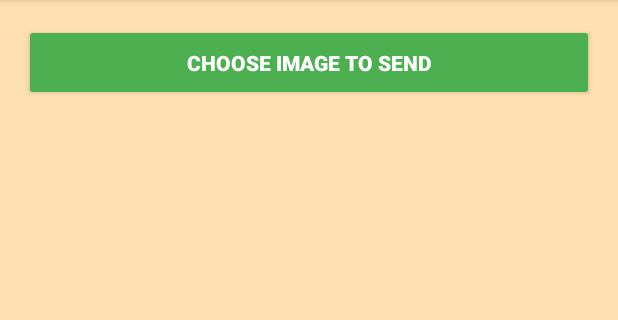
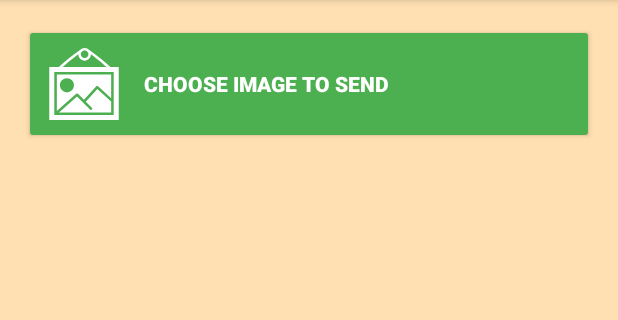
Before and after one commit to nani92/android-for-dummies, an Android app: the HelpSendImageActivity screen opened directly, with no data from a screen before it, on a phone screen of 412 x 824 dp, the part 84-404 px from its top. Run offline under Robolectric (Android 15) with nearby library versions, the phone set to English and light mode, and no system bars; libraries missing offline, so code that uses them is left out: pl.aprilapps.easyphotopicker.

Commit message:
added icons fot buttons

```diff
--- /dev/null
+++ b/app/src/main/res/drawable/ic_choose_app_to_send.xml
@@ -0,0 +1,4 @@
+<vector android:height="48dp" android:viewportHeight="334.5"
+    android:viewportWidth="334.5" android:width="48dp" xmlns:android="http://schemas.android.com/apk/res/android">
+    <path android:fillColor="#FFF" android:pathData="M332.8,13.7a5,5 0,0 0,-5.4 -0.8L2.9,163.7a5,5 0,0 0,-0.1 9l91.8,45.1a5,5 0,0 0,5.2 -0.5l89.3,-66.7 -70.1,72.1a5,5 0,0 0,-1.4 3.9l7,90.9a5,5 0,0 0,8.8 2.9l48.7,-56.5 60.3,28.8a5,5 0,0 0,6.9 -3L334.3,19a5,5 0,0 0,-1.5 -5.3z"/>
+</vector>
--- /dev/null
+++ b/app/src/main/res/drawable/ic_choose_image_to_send.xml
@@ -0,0 +1,6 @@
+<vector android:height="48dp" android:viewportHeight="57.0"
+    android:viewportWidth="57.0" android:width="48dp" xmlns:android="http://schemas.android.com/apk/res/android">
+    <path android:fillColor="#FFF" android:pathData="M49.38,15c-1.79,-1.59 -11.31,-9.96 -16.75,-13.41C31.72,0.62 30.43,0 29,0s-2.72,0.62 -3.63,1.59C19.93,5.04 10.41,13.41 8.62,15H1v42h55V15h-6.62zM31.22,3c0,0 0.01,0.01 0.01,0.02 0.25,0.28 0.51,0.69 0.66,1.23 0.01,0.04 0.03,0.08 0.04,0.13 0.04,0.19 0.07,0.4 0.07,0.63 0,1.65 -1.35,3 -3,3s-3,-1.35 -3,-3c0,-0.23 0.03,-0.44 0.07,-0.63 0.01,-0.04 0.03,-0.08 0.04,-0.13a3.06,3.06 0,0 1,0.66 -1.22c0,-0 0.01,-0.01 0.01,-0.02C27.33,2.39 28.12,2 29,2s1.67,0.39 2.22,1zM24,4.95V5c0,2.76 2.24,5 5,5s5,-2.24 5,-5v-0.05c4.17,3.03 9.5,7.58 12.35,10.05h-34.69C14.5,12.53 19.83,7.98 24,4.95zM52,53H5V19h47v34z"/>
+    <path android:fillColor="#FFF" android:pathData="M29.88,42.47l4.81,4.81a1,1 0,1 1,-1.41 1.41l-10.3,-10.3L8.65,51H50v-8.56L39.06,32.41l-9.18,10.05z"/>
+    <path android:fillColor="#FFF" android:pathData="M23.72,36.31l4.74,4.74 9.79,-10.73c0.18,-0.2 0.43,-0.31 0.69,-0.32a0.98,0.98 0,0 1,0.72 0.26L50,39.73V21H7v28.79l15.36,-13.52a1,1 0,0 1,1.37 0.04zM15,35.14a5.57,5.57 0,0 1,-5.57 -5.57C9.43,26.5 11.93,24 15,24s5.57,2.5 5.57,5.57A5.57,5.57 0,0 1,15 35.14z"/>
+</vector>
--- a/app/src/main/res/layout/activity_help_send_image.xml
+++ b/app/src/main/res/layout/activity_help_send_image.xml
@@ -10,6 +10,9 @@
         android:id="@+id/chooseImage_button"
         android:layout_width="0dp"
         android:layout_height="wrap_content"
+        android:drawableLeft="@drawable/ic_choose_image_to_send"
+        android:drawablePadding="@dimen/base_margin"
+        android:gravity="center_vertical|left"
         android:text="@string/choose_image_to_send"
         android:theme="@style/ButtonStyle"
         app:layout_constraintLeft_toRightOf="@id/left_guideline"
@@ -34,6 +37,9 @@
         android:id="@+id/chooseAppToSendImage_button"
         android:layout_width="0dp"
         android:layout_height="wrap_content"
+        android:drawableLeft="@drawable/ic_choose_app_to_send"
+        android:drawablePadding="@dimen/base_margin"
+        android:gravity="center_vertical|left"
         android:text="@string/choose_app_to_send_image"
         android:theme="@style/ButtonStyle"
         android:visibility="invisible"
```
